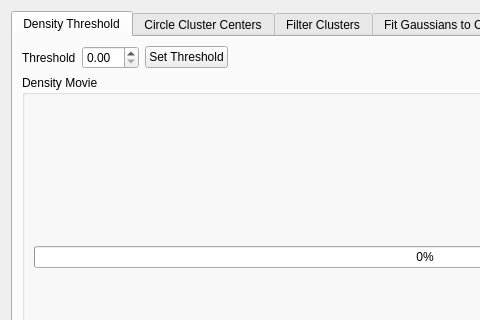
kyleellefsen/detect_puffs, file threshold_cluster.ui: the form before one commit; both pictures show x 0 to 480 and y 0 to 320 of the 850 by 615 pixel window.
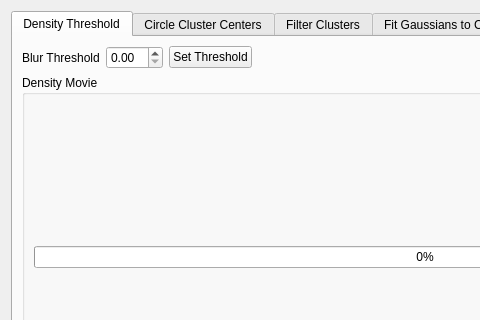
The form after the commit.

Patch:
```diff
--- a/threshold_cluster.ui
+++ b/threshold_cluster.ui
@@ -54,7 +54,7 @@
                <item row="0" column="0">
                 <widget class="QLabel" name="label_8">
                  <property name="text">
-                  <string>Threshold</string>
+                  <string>Blur Threshold</string>
                  </property>
                 </widget>
                </item>
```
